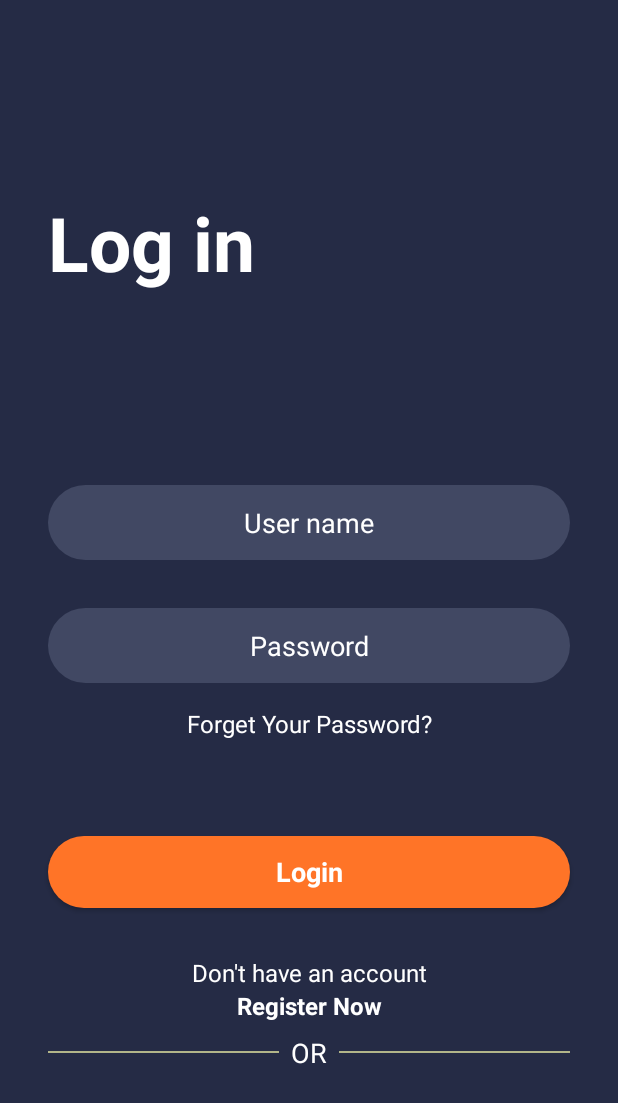
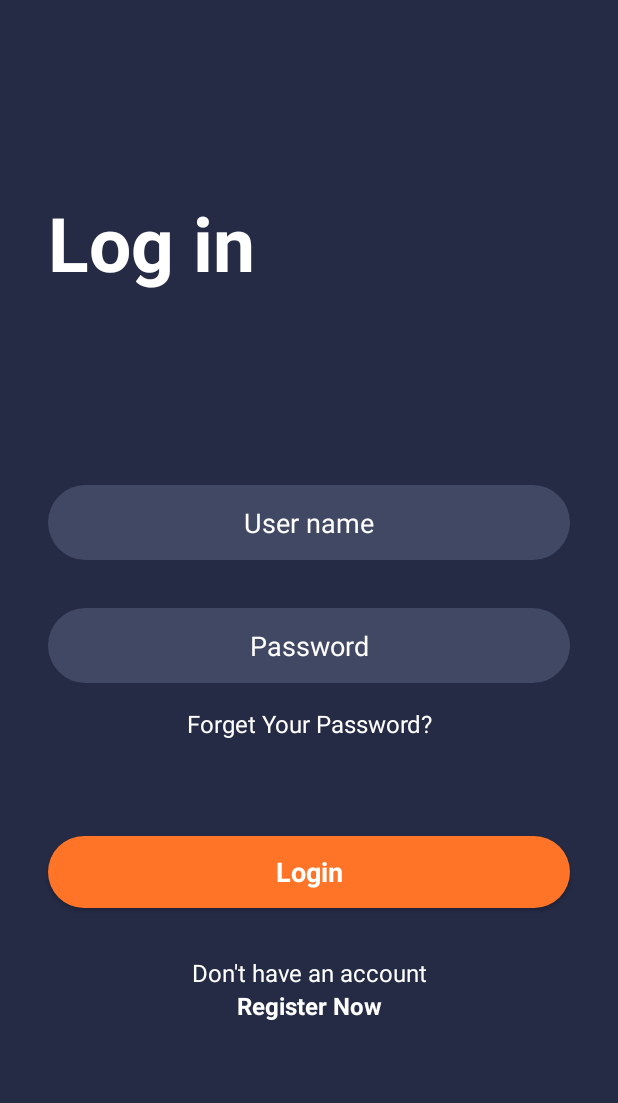
Before and after one commit to hung1111234/btlAndroid, an Android app: the LoginActivity screen opened directly, with no data from a screen before it, on a phone screen of 412 x 824 dp. Shown: the top 1103 px of the screen. Run offline under Robolectric (Android 15) with nearby library versions, the phone set to English and light mode, and no system bars; our stand-ins replace Firebase (no records; nobody signed in at launch, a user with empty details on screens opened directly).

Commit message:
commit lan 5

```diff
--- a/app/src/main/java/com/example/hung075/Activities/LoginActivity.java
+++ b/app/src/main/java/com/example/hung075/Activities/LoginActivity.java
@@ -102,6 +102,13 @@ public class LoginActivity extends AppCompatActivity {
                     if(password.equals(passfromDB)){
                         editTextEmail.setError(null);
                         Intent intent = new Intent(LoginActivity.this, MainActivity.class);
+
+                        String name = snapshot.child(email).child("name").getValue(String.class);
+                        String email1 = snapshot.child(email).child("email").getValue(String.class);
+
+                        intent.putExtra("name", name);
+                        intent.putExtra("email", email1);
+
                         startActivity(intent);
                     }
                     else{
--- a/app/src/main/res/layout/activity_login.xml
+++ b/app/src/main/res/layout/activity_login.xml
@@ -104,49 +104,7 @@
                 android:textSize="16sp"
                 android:textStyle="bold"/>
 
-            <LinearLayout
-                android:layout_width="match_parent"
-                android:layout_height="match_parent"
-                android:layout_marginEnd="32dp"
-                android:layout_marginStart="32dp"
-                android:orientation="horizontal">
 
-                <View
-                    android:id="@+id/view2"
-                    android:layout_width="wrap_content"
-                    android:layout_height="1dp"
-                    android:layout_gravity="center_vertical"
-                    android:layout_weight="1"
-                    android:background="#B2B589" />
-
-                <TextView
-                    android:id="@+id/textView9"
-                    android:layout_width="wrap_content"
-                    android:layout_height="wrap_content"
-                    android:layout_margin="8dp"
-                    android:text="OR"
-                    android:textColor="#FFFFFF"
-                    android:textSize="18sp" />
-
-                <View
-                    android:id="@+id/view4"
-                    android:layout_width="wrap_content"
-                    android:layout_height="1dp"
-                    android:layout_gravity="center_vertical"
-                    android:layout_weight="1"
-                    android:background="#B2B589" />
-            </LinearLayout>
-
-            <LinearLayout
-                android:orientation="horizontal"
-                android:layout_width="match_parent"
-                android:layout_height="match_parent">
-                <ImageView
-                    android:id="@+id/imageView"
-                    android:layout_width="wrap_content"
-                    android:layout_height="match_parent"
-                    android:layout_weight="1"/>
-            </LinearLayout>
         </LinearLayout>
     </ScrollView>
 </androidx.constraintlayout.widget.ConstraintLayout>
```
